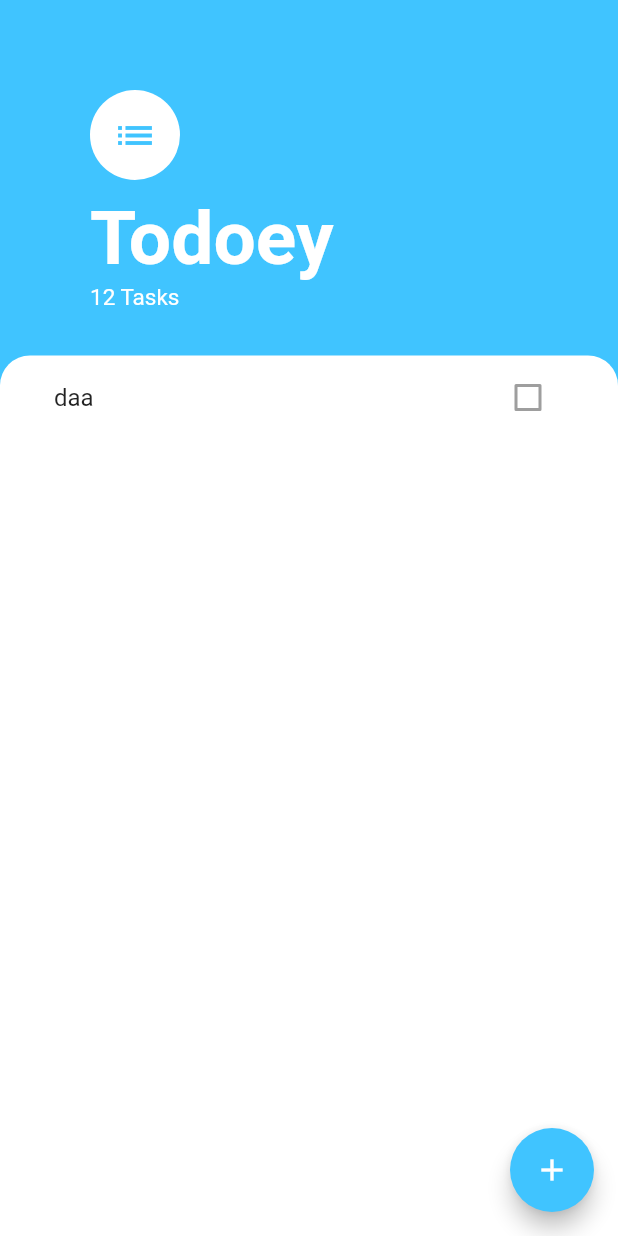
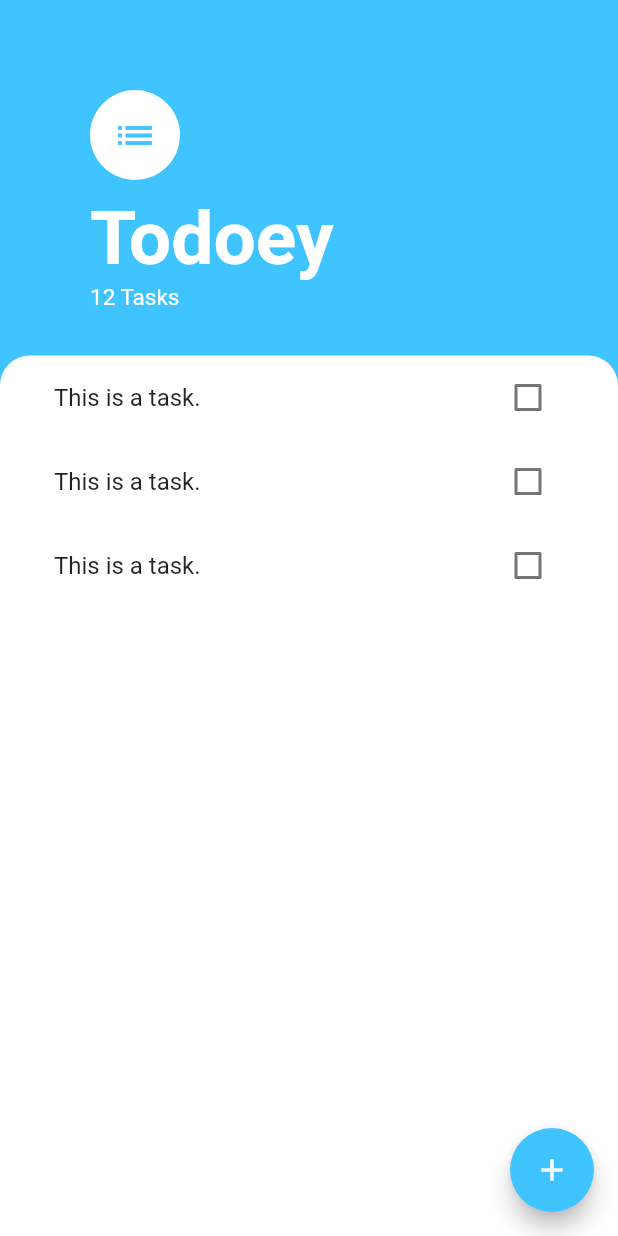
Before and after one commit to brunoccy/Todoey_Flutter, a Flutter app: the screen it shows after launch, on a phone screen of 412 x 824 dp. Run offline on Flutter 3.47's test engine with Material 2 defaults, Android fonts, the phone set to English and light mode, and no system bars.

Commit message:
CheckBox

```diff
--- a/lib/screens/tasks_screen.dart
+++ b/lib/screens/tasks_screen.dart
@@ -1,13 +1,17 @@
 import 'package:flutter/material.dart';
-import 'package:quizz/widgetCustom/todo_row.dart';
+import 'package:quizz/widgetCustom/tasks_list.dart';
+import './add_task_screen.dart';
 
 class TaskScreen extends StatelessWidget {
+
   @override
   Widget build(BuildContext context) {
     return Scaffold(
       backgroundColor: Colors.lightBlueAccent,
       floatingActionButton: FloatingActionButton(
-        onPressed: null,
+        onPressed: () {
+          showModalBottomSheet(context: context, builder: (BuildContext context) => AddTaskScreen());
+        },
         child: Icon(Icons.add),
         backgroundColor: Colors.lightBlueAccent,
       ),
@@ -59,14 +63,7 @@ class TaskScreen extends StatelessWidget {
                   topRight: Radius.circular(20.0),
                 ),
               ),
-              child: ListView(
-                children: <Widget>[
-                  ListTile(
-                    title: Text('daa'),
-                    trailing: Checkbox(value: false, onChanged: null),
-                  ),
-                ],
-              ),
+              child: TasksList(),
             ),
           ),
         ],
--- /dev/null
+++ b/lib/widgetCustom/task_checkbox.dart
@@ -0,0 +1,17 @@
+import 'package:flutter/material.dart';
+
+class TaskCheckbox extends StatelessWidget {
+  final bool checkboxState;
+  final Function toggleCheckboxState;
+
+  TaskCheckbox({this.checkboxState, this.toggleCheckboxState});
+
+  @override
+  Widget build(BuildContext context) {
+    return Checkbox(
+      activeColor: Colors.lightBlueAccent,
+      value: checkboxState,
+      onChanged: toggleCheckboxState,
+    );
+  }
+}
--- /dev/null
+++ b/lib/widgetCustom/task_tile.dart
@@ -0,0 +1,32 @@
+import 'package:flutter/material.dart';
+import './task_checkbox.dart';
+
+class TaskTile extends StatefulWidget {
+  @override
+  _TaskTileState createState() => _TaskTileState();
+}
+
+class _TaskTileState extends State<TaskTile> {
+  bool isChecked = false;
+
+  @override
+  Widget build(BuildContext context) {
+    return ListTile(
+      title: Text(
+        'This is a task.',
+        style: TextStyle(
+            decoration: isChecked ? TextDecoration.lineThrough : null),
+      ),
+      trailing: TaskCheckbox(
+        checkboxState: isChecked,
+        toggleCheckboxState: (bool checkboxState) {
+          setState(
+            () {
+              isChecked = checkboxState;
+            },
+          );
+        },
+      ),
+    );
+  }
+}
--- /dev/null
+++ b/lib/widgetCustom/tasks_list.dart
@@ -0,0 +1,19 @@
+import 'package:flutter/material.dart';
+import './task_tile.dart';
+
+class TasksList extends StatelessWidget {
+  const TasksList({
+    Key key,
+  }) : super(key: key);
+
+  @override
+  Widget build(BuildContext context) {
+    return ListView(
+      children: <Widget>[
+        TaskTile(),
+        TaskTile(),
+        TaskTile(),
+      ],
+    );
+  }
+}
```
Also changed, not shown: lib/screens/add_task_screen.dart (added, +48 -0 lines).
